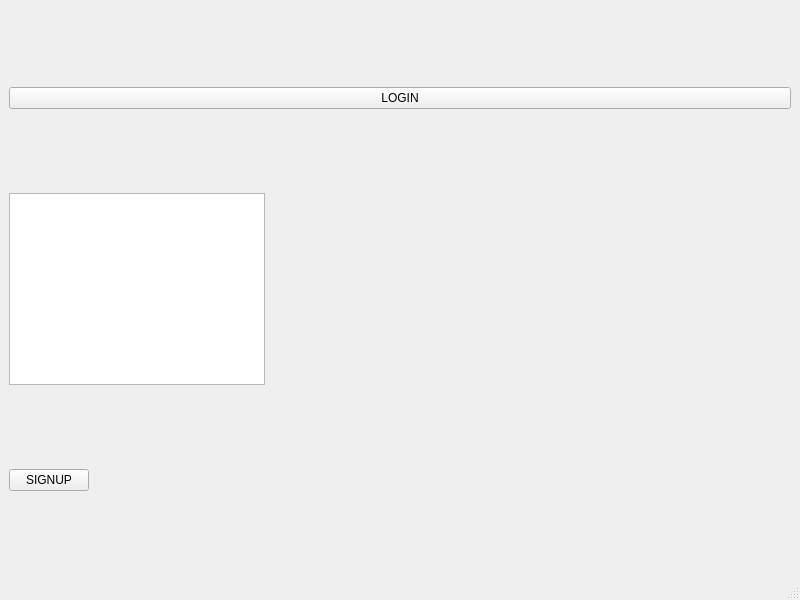
Old version of the form aaaaaa/home.ui in the repository Ahmedwahdan2003/GuideMe.
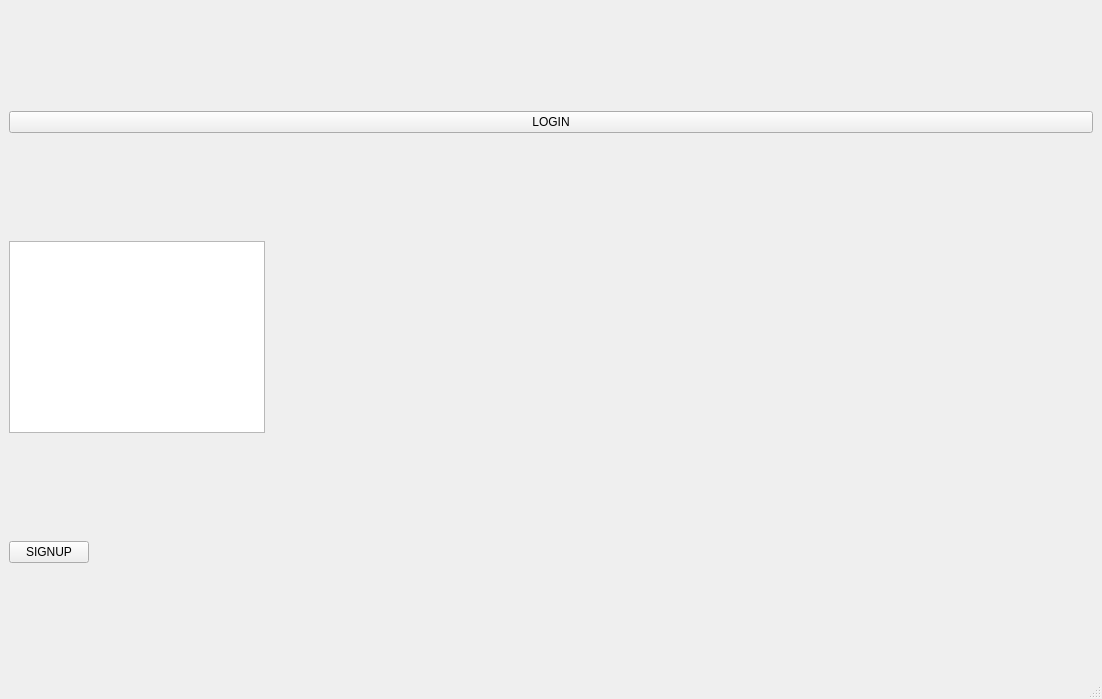
New version of the form.

```diff
--- a/aaaaaa/home.ui
+++ b/aaaaaa/home.ui
@@ -6,8 +6,8 @@
    <rect>
     <x>0</x>
     <y>0</y>
-    <width>800</width>
-    <height>600</height>
+    <width>1102</width>
+    <height>699</height>
    </rect>
   </property>
   <property name="windowTitle">
```
Left out of the diff: 10 changed lines with no effect on the pictures.
